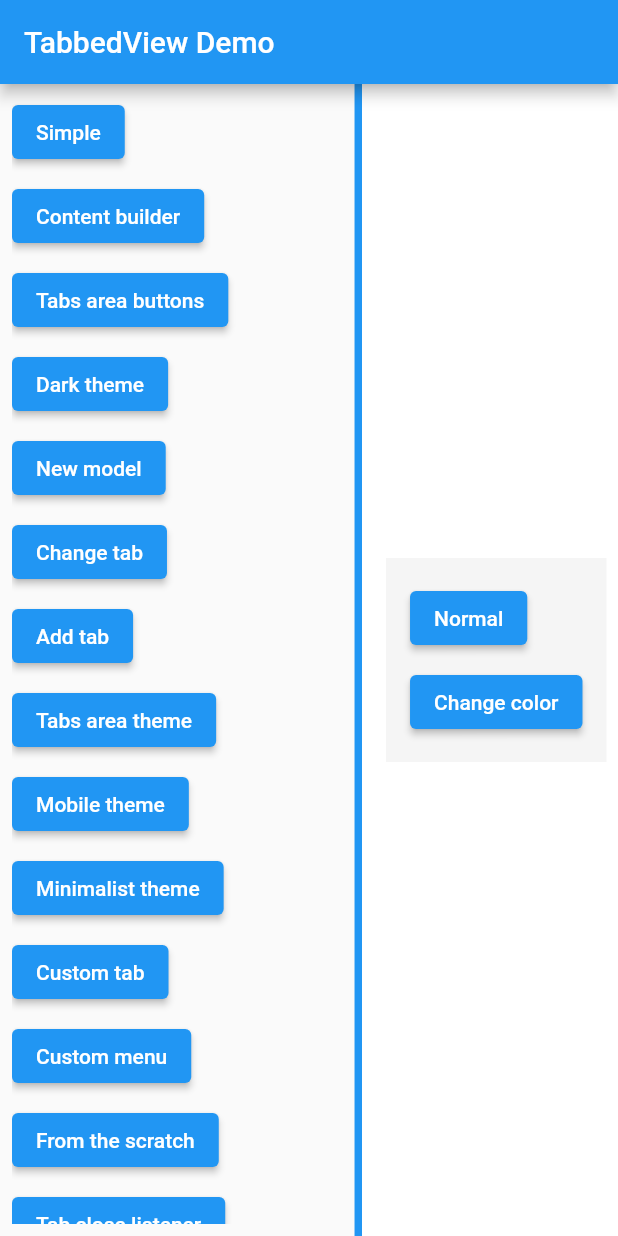
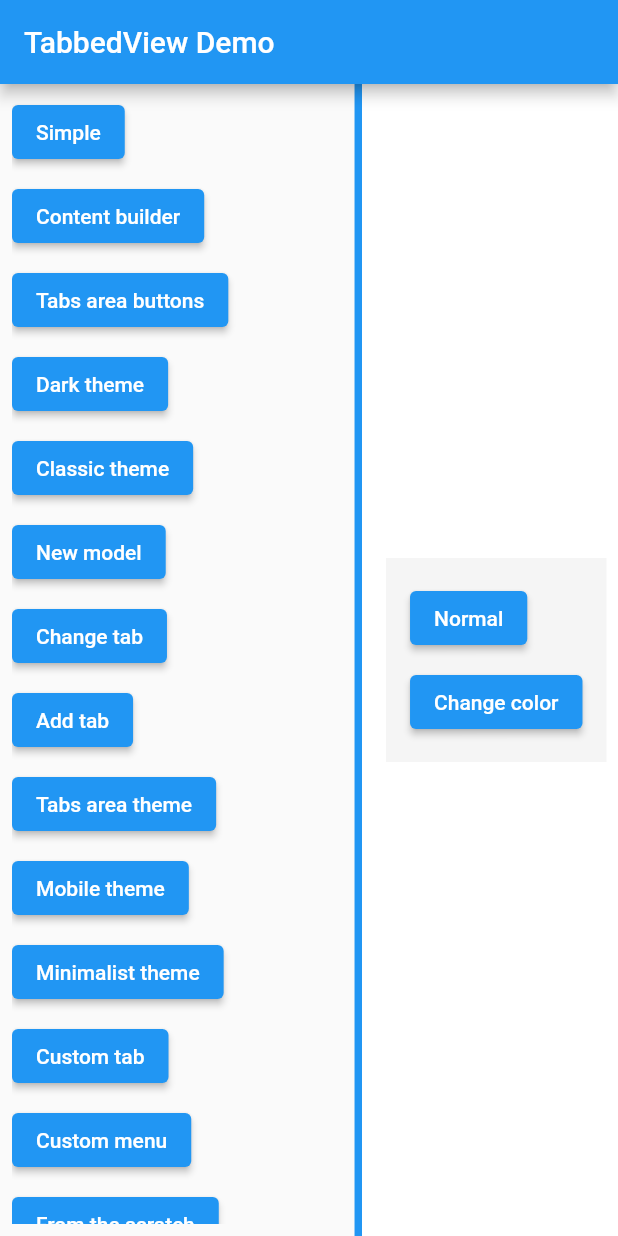
Before and after one commit to caduandrade/tabbed_view, a Flutter app: the screen it shows after launch, after a tap on "Content builder", after a tap on "Tabs area buttons", after a tap on "Dark theme", on a phone screen of 412 x 824 dp. Run offline on Flutter 3.47's test engine with Material 2 defaults, Android fonts, the light colour scheme and no system bars; missing offline and left inert: multi_split_view.

Commit message:
Light theme renamed to classic theme

```diff
--- a/demo/lib/custom_menu.dart
+++ b/demo/lib/custom_menu.dart
@@ -42,7 +42,7 @@ class CustomMenuPageState extends ExampleMultiViewPageState<_View> {
       tabs.add(TabData(text: 'Tab $i'));
     }
 
-    TabbedViewTheme theme = TabbedViewTheme.light();
+    TabbedViewTheme theme = TabbedViewTheme.classic();
 
     TabbedWiew tabbedView =
         TabbedWiew(controller: TabbedWiewController(tabs), theme: theme);
@@ -55,7 +55,7 @@ class CustomMenuPageState extends ExampleMultiViewPageState<_View> {
       tabs.add(TabData(text: 'Tab $i'));
     }
 
-    TabbedViewTheme theme = TabbedViewTheme.light()..menu.maxWidth = 100;
+    TabbedViewTheme theme = TabbedViewTheme.classic()..menu.maxWidth = 100;
 
     TabbedWiew tabbedView =
         TabbedWiew(controller: TabbedWiewController(tabs), theme: theme);
@@ -72,7 +72,7 @@ class CustomMenuPageState extends ExampleMultiViewPageState<_View> {
               't fit on the menu')
     ];
 
-    TabbedViewTheme theme = TabbedViewTheme.light()
+    TabbedViewTheme theme = TabbedViewTheme.classic()
       ..menu.ellipsisOverflowText = true;
 
     TabbedWiew tabbedView =
--- a/demo/lib/custom_tab.dart
+++ b/demo/lib/custom_tab.dart
@@ -72,7 +72,7 @@ class CustomTabPageState extends ExampleMultiViewPageState<_View> {
       TabData(text: 'Tab 2'),
     ];
 
-    TabbedViewTheme theme = TabbedViewTheme.light();
+    TabbedViewTheme theme = TabbedViewTheme.classic();
     theme.tabsArea.tab.textStyle = TextStyle(fontSize: 20, color: Colors.blue);
 
     TabbedWiew tabbedView =
@@ -86,7 +86,7 @@ class CustomTabPageState extends ExampleMultiViewPageState<_View> {
       TabData(text: 'Tab 2'),
     ];
 
-    TabbedViewTheme theme = TabbedViewTheme.light();
+    TabbedViewTheme theme = TabbedViewTheme.classic();
     theme.tabsArea.tab
       ..textStyle = TextStyle(fontSize: 20)
       ..verticalAlignment = VerticalAlignment.top;
--- a/demo/lib/hidden_tabs_menu_button_icon_page.dart
+++ b/demo/lib/hidden_tabs_menu_button_icon_page.dart
@@ -16,7 +16,7 @@ class HiddenTabsMenuButtonIconPageState extends ExamplePageState {
       tabs.add(TabData(text: 'Tab $i'));
     }
 
-    TabbedViewTheme theme = TabbedViewTheme.light();
+    TabbedViewTheme theme = TabbedViewTheme.classic();
     theme.tabsArea.buttonsArea.hiddenTabsMenuButtonIcon =
         Icons.arrow_drop_down_circle_outlined;
 
--- a/demo/lib/main.dart
+++ b/demo/lib/main.dart
@@ -1,5 +1,6 @@
 import 'package:demo/add_tab_page.dart';
 import 'package:demo/change_tab_page.dart';
+import 'package:demo/classic_theme_page.dart';
 import 'package:demo/close_button_tooltip_page.dart';
 import 'package:demo/content_builder_page.dart';
 import 'package:demo/custom_menu.dart';
@@ -27,6 +28,7 @@ class Example {
   static const Example simple = const Example('Simple');
   static const Example content_builder = const Example('Content builder');
   static const Example dark_theme = const Example('Dark theme');
+  static const Example classic_theme = const Example('Classic theme');
   static const Example mobile_theme = const Example('Mobile theme');
   static const Example minimalist_theme = const Example('Minimalist theme');
   static const Example new_model = const Example('New model');
@@ -50,6 +52,7 @@ class Example {
     Example.content_builder,
     Example.tabs_area_buttons,
     Example.dark_theme,
+    Example.classic_theme,
     Example.new_model,
     Example.change_tab,
     Example.add_tab,
@@ -147,6 +150,8 @@ class _TabbedViewDemoPageState extends State<TabbedViewDemoPage> {
       example = TabsAreaButtonsPage();
     } else if (_currentExample == Example.dark_theme) {
       example = DarkThemePage();
+    } else if (_currentExample == Example.classic_theme) {
+      example = ClassicThemePage();
     } else if (_currentExample == Example.new_model) {
       example = NewModelPage();
     } else if (_currentExample == Example.change_tab) {
--- a/demo/lib/tabs_area_theme_page.dart
+++ b/demo/lib/tabs_area_theme_page.dart
@@ -37,7 +37,7 @@ class TabsAreaThemePageState extends ExampleMultiViewPageState<_View> {
           TabData(text: 'Tab $i', content: Center(child: Text('Content $i'))));
     }
 
-    TabbedViewTheme theme = TabbedViewTheme.light();
+    TabbedViewTheme theme = TabbedViewTheme.classic();
     theme.tabsArea
       ..initialGap = 20
       ..middleGap = 5
--- a/lib/src/tabbed_view.dart
+++ b/lib/src/tabbed_view.dart
@@ -233,7 +233,7 @@ class TabbedWiew extends StatefulWidget {
       TabsAreaButtonsBuilder? tabsAreaButtonsBuilder})
       : this._data = _TabbedWiewData(
             controller: controller,
-            theme: theme == null ? TabbedViewTheme.light() : theme,
+            theme: theme == null ? TabbedViewTheme.classic() : theme,
             contentBuilder: contentBuilder,
             onTabClosing: onTabClosing,
             onTabSelection: onTabSelection,
--- a/lib/src/theme.dart
+++ b/lib/src/theme.dart
@@ -49,9 +49,13 @@ class TabbedViewTheme {
     return _Dark.build(colorSet: colorSet, fontSize: 13);
   }
 
-  /// Builds the predefined light theme.
-  factory TabbedViewTheme.light() {
-    return _Light.build();
+  /// Builds the predefined classic theme.
+  factory TabbedViewTheme.classic(
+      {MaterialColor colorSet = Colors.grey,
+      double fontSize = 13,
+      Color borderColor = Colors.black}) {
+    return _Classic.build(
+        colorSet: colorSet, fontSize: fontSize, borderColor: borderColor);
   }
 
   /// Builds the predefined mobile theme.
@@ -331,63 +335,118 @@ class MenuTheme {
   }
 }
 
-/// Predefined light theme builder.
-class _Light {
-  static TabbedViewTheme build() {
+/// Predefined classic theme builder.
+class _Classic {
+  static TabbedViewTheme build(
+      {required MaterialColor colorSet,
+      required double fontSize,
+      required Color borderColor}) {
+    Color backgroundColor = colorSet[50]!;
+    Color highlightedTabColor = colorSet[300]!;
+    Color fontColor = colorSet[900]!;
+    Color menuHoverColor = colorSet[200]!;
+    ButtonColors buttonColors = ButtonColors(
+        normal: colorSet[600]!,
+        disabled: colorSet[400]!,
+        hover: colorSet[900]!);
+
     return TabbedViewTheme(
-        tabsArea: _tabsAreaTheme(),
-        contentArea: _contentAreaTheme(),
-        menu: _menuTheme());
+        tabsArea: _tabsAreaTheme(
+            backgroundColor: backgroundColor,
+            highlightedTabColor: highlightedTabColor,
+            buttonColors: buttonColors,
+            borderColor: borderColor,
+            fontSize: fontSize,
+            fontColor: fontColor),
+        contentArea: _contentAreaTheme(
+            borderColor: borderColor, backgroundColor: backgroundColor),
+        menu: _menuTheme(
+            hoverColor: menuHoverColor,
+            color: backgroundColor,
+            borderColor: borderColor,
+            fontSize: fontSize,
+            fontColor: fontColor));
   }
 
-  static TabsAreaTheme _tabsAreaTheme() {
+  static TabsAreaTheme _tabsAreaTheme(
+      {required Color borderColor,
+      required Color fontColor,
+      required double fontSize,
+      required Color backgroundColor,
+      required Color highlightedTabColor,
+      required ButtonColors buttonColors}) {
     return TabsAreaTheme(
-        tab: _tabTheme(),
+        tab: _tabTheme(
+            borderColor: borderColor,
+            buttonColors: buttonColors,
+            fontColor: fontColor,
+            fontSize: fontSize,
+            backgroundColor: backgroundColor,
+            highlightedTabColor: highlightedTabColor),
         buttonsArea: ButtonsAreaTheme(
+            buttonColors: buttonColors,
             decoration: BoxDecoration(
-                border:
-                    Border(bottom: BorderSide(color: Colors.black, width: 1))),
+                color: backgroundColor,
+                border: Border.all(color: borderColor, width: 1)),
             padding: EdgeInsets.only(bottom: 2)),
         middleGap: -1,
-        gapBottomBorder: BorderSide(color: Colors.black, width: 1));
+        gapBottomBorder: BorderSide(color: borderColor, width: 1));
   }
 
-  static TabTheme _tabTheme() {
+  static TabTheme _tabTheme(
+      {required Color borderColor,
+      required Color fontColor,
+      required double fontSize,
+      required Color backgroundColor,
+      required Color highlightedTabColor,
+      required ButtonColors buttonColors}) {
     return TabTheme(
+        textStyle: TextStyle(fontSize: fontSize, color: fontColor),
+        buttonColors: buttonColors,
         buttonsOffset: 4,
         padding: EdgeInsets.fromLTRB(6, 2, 6, 2),
-        decoration:
-            BoxDecoration(border: Border.all(color: Colors.black, width: 1)),
+        decoration: BoxDecoration(
+            color: backgroundColor,
+            border: Border.all(color: borderColor, width: 1)),
         highlightedStatus: TabStatusTheme(
             decoration: BoxDecoration(
-                color: const Color.fromRGBO(230, 230, 230, 1),
-                border: Border.all(color: Colors.black, width: 1))),
+                color: highlightedTabColor,
+                border: Border.all(color: borderColor, width: 1))),
         selectedStatus: TabStatusTheme(
           decoration: BoxDecoration(
+              color: backgroundColor,
               border: Border(
-                  left: BorderSide(color: Colors.black, width: 1),
-                  top: BorderSide(color: Colors.black, width: 1),
-                  right: BorderSide(color: Colors.black, width: 1))),
+                  left: BorderSide(color: borderColor, width: 1),
+                  top: BorderSide(color: borderColor, width: 1),
+                  right: BorderSide(color: borderColor, width: 1))),
           padding: EdgeInsets.fromLTRB(6, 2, 6, 8),
         ));
   }
 
-  static ContentAreaTheme _contentAreaTheme() {
-    BorderSide borderSide = BorderSide(width: 1, color: Colors.black);
+  static ContentAreaTheme _contentAreaTheme(
+      {required Color borderColor, required Color backgroundColor}) {
+    BorderSide borderSide = BorderSide(width: 1, color: borderColor);
     BoxBorder border =
         Border(bottom: borderSide, left: borderSide, right: borderSide);
-    BoxDecoration decoration = BoxDecoration(border: border);
+    BoxDecoration decoration =
+        BoxDecoration(color: backgroundColor, border: border);
     return ContentAreaTheme(decoration: decoration);
   }
 
-  static MenuTheme _menuTheme() {
+  static MenuTheme _menuTheme(
+      {required Color fontColor,
+      required double fontSize,
+      required Color color,
+      required hoverColor,
+      required borderColor}) {
     return MenuTheme(
-        border: Border.all(width: 1, color: Colors.grey),
+        textStyle: TextStyle(fontSize: fontSize, color: fontColor),
+        border: Border.all(width: 1, color: borderColor),
         margin: EdgeInsets.all(8),
         menuItemPadding: EdgeInsets.all(8),
-        color: Colors.white,
-        hoverColor: Colors.grey[200],
-        dividerColor: Colors.grey,
+        color: color,
+        hoverColor: hoverColor,
+        dividerColor: borderColor,
         dividerThickness: 1);
   }
 }
--- a/pubspec.yaml
+++ b/pubspec.yaml
@@ -1,6 +1,6 @@
 name: tabbed_view
 description: Flutter widget inspired by the classic Desktop-style tab component. Supports customizable themes.
-version: 1.0.0
+version: 0.7.0
 homepage: https://github.com/caduandrade/tabbed_view
 
 environment:
```
Also changed, not shown: demo/lib/classic_theme_page.dart (added, +65 -0 lines), example/pubspec.lock, 2 other files.
